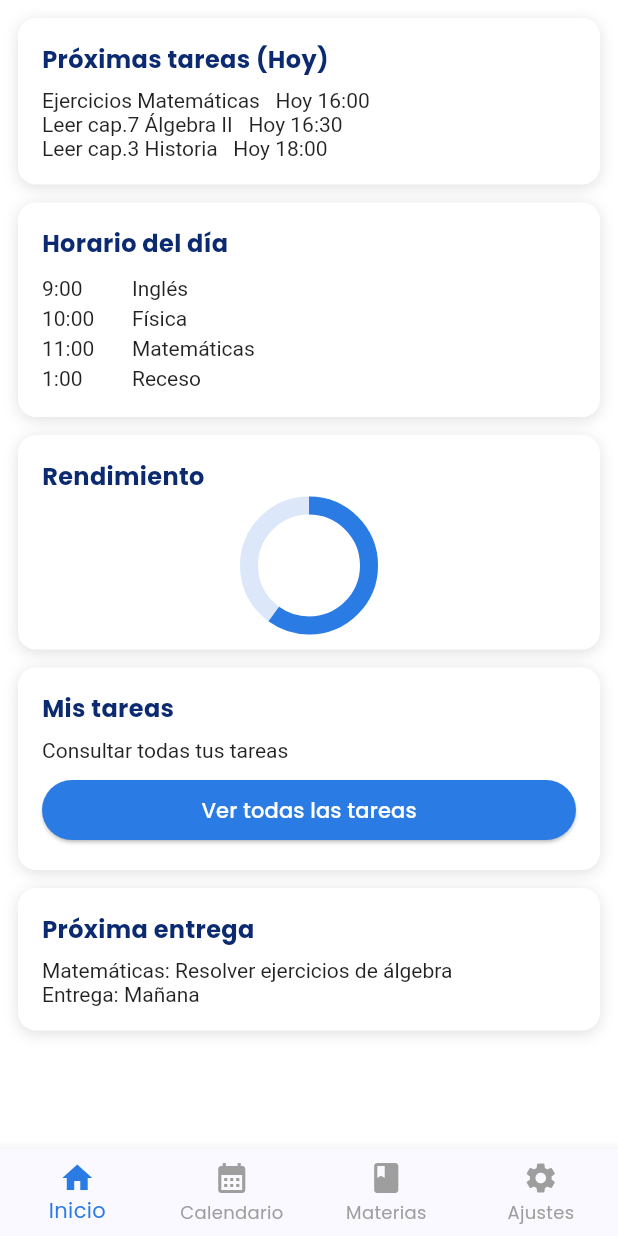
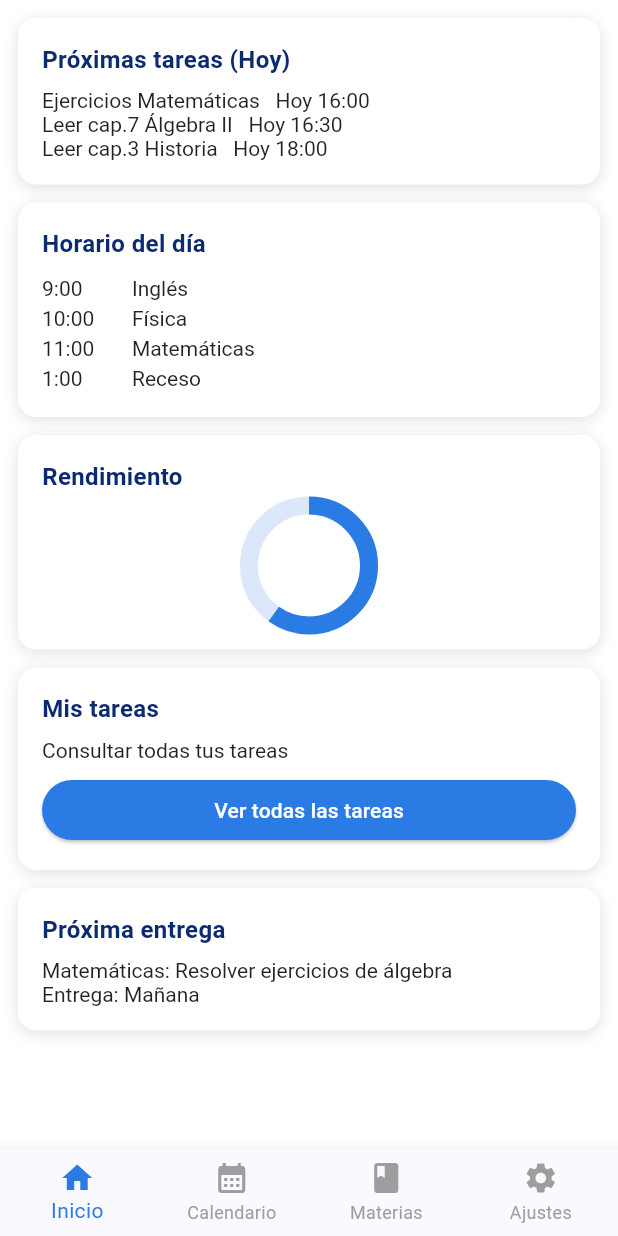
Before and after one commit to leonardoguarneros/Taskschool, a Flutter app: the screen it shows after launch, after a tap on "Iniciar sesión", on a phone screen of 412 x 824 dp. Run offline on Flutter 3.47's test engine with Material 3 defaults, Android fonts, the phone set to English and light mode, and no system bars.

Commit message:
Corregir tema de la aplicación

```diff
--- a/lib/theme/app_theme.dart
+++ b/lib/theme/app_theme.dart
@@ -1,5 +1,4 @@
 import 'package:flutter/material.dart';
-import 'package:google_fonts/google_fonts.dart';
 
 class AppTheme {
   static const Color azulMarino = Color(0xFF0B2A6F);
@@ -7,19 +6,13 @@ class AppTheme {
   static const Color azulClaro = Color(0xFFDCE8FA);
 
   static ThemeData get tema {
-    final base = ThemeData(useMaterial3: true, colorSchemeSeed: azul);
-
-    return base.copyWith(
+    return ThemeData(
+      useMaterial3: true,
+      colorSchemeSeed: azul,
       scaffoldBackgroundColor: Colors.white,
-      textTheme: GoogleFonts.poppinsTextTheme(base.textTheme),
       appBarTheme: AppBarTheme(
         backgroundColor: azulMarino,
         foregroundColor: Colors.white,
-        titleTextStyle: GoogleFonts.poppins(
-          fontSize: 20,
-          fontWeight: FontWeight.w600,
-          color: Colors.white,
-        ),
       ),
       bottomNavigationBarTheme: BottomNavigationBarThemeData(
         selectedItemColor: azul,
```
